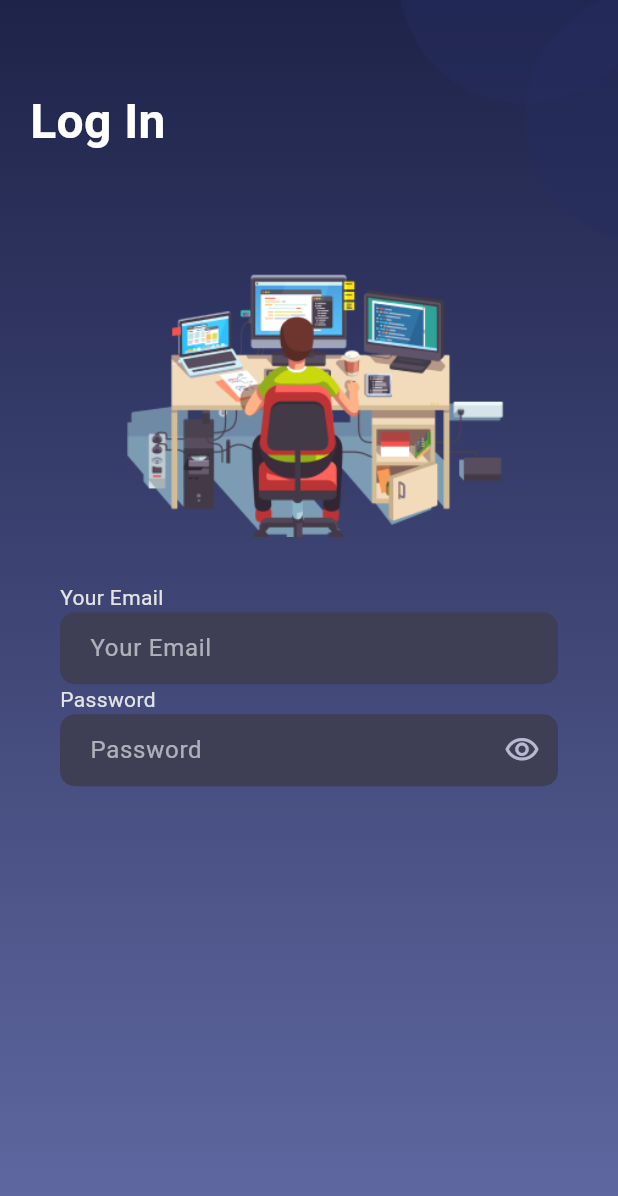
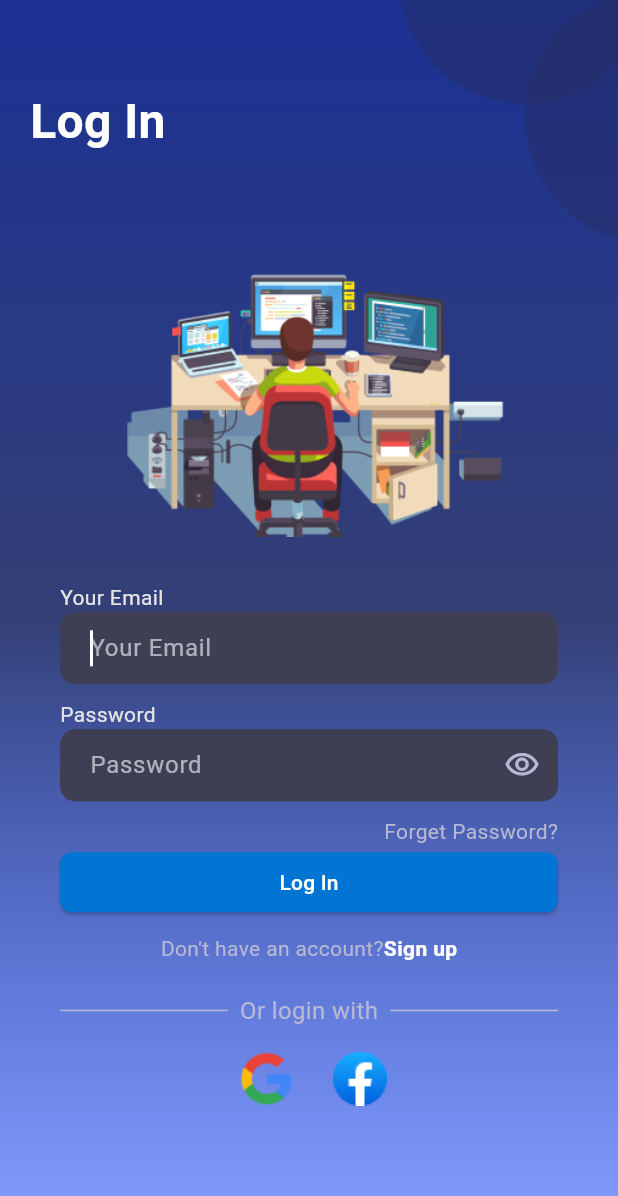
Before and after one commit to mirzazulfadhliamin/Flutter_UI_Login_APP, a Flutter app: the screen it shows after launch, on a phone screen of 412 x 824 dp. Shown: the top 1196 px of the screen. Run offline on Flutter 3.47's test engine with Material 2 defaults, Android fonts, the phone set to English and light mode, and no system bars.

Commit message:
login page

```diff
--- a/lib/pages/login.dart
+++ b/lib/pages/login.dart
@@ -23,13 +23,13 @@ class _LoginPageState extends State<LoginPage> {
             begin: Alignment.topCenter,
             end: Alignment.bottomCenter,
             colors: [
-              Color(0xFF1E2349),
-              Color(0xFF6069A2),
+              Color.fromRGBO(24, 46, 146, 0.986),
+              Color.fromRGBO(51, 63, 117, 0.996),
+              Color.fromRGBO(10, 68, 255, 0.493)
             ],
           ),
         ),
         child: Column(
-
           children: [
             Row(
               mainAxisAlignment: MainAxisAlignment.center,
@@ -72,6 +72,7 @@ class _LoginPageState extends State<LoginPage> {
                   ),
                   margin: const EdgeInsets.symmetric(horizontal: 40),
                   child: const TextField(
+                      autofocus: true,
                       textAlignVertical: TextAlignVertical.top,
                       keyboardType: TextInputType.emailAddress,
                       cursorColor: Colors.white,
@@ -87,7 +88,7 @@ class _LoginPageState extends State<LoginPage> {
                           border: InputBorder.none)),
                 ),
                 Container(
-                  margin: EdgeInsets.only(left: 40),
+                  margin: EdgeInsets.only(left: 40, top: 10),
                   child: const Text(
                     "Password",
                     style: TextStyle(color: Color.fromRGBO(228, 228, 228, 1)),
@@ -100,6 +101,7 @@ class _LoginPageState extends State<LoginPage> {
                   ),
                   margin: const EdgeInsets.symmetric(horizontal: 40),
                   child: TextField(
+                    autofocus: true,
                     textAlignVertical: TextAlignVertical.center,
                     obscureText: _obscureText,
                     focusNode: _focus,
@@ -130,9 +132,114 @@ class _LoginPageState extends State<LoginPage> {
                           TextStyle(color: Color.fromARGB(151, 255, 255, 255)),
                     ),
                   ),
+                ),
+                Row(
+                  mainAxisAlignment: MainAxisAlignment.end,
+                  children: [
+                    Container(
+                      margin: EdgeInsets.only(right: 40, top: 10),
+                      child: Text(
+                        "Forget Password?",
+                        style:
+                            TextStyle(color: Color.fromRGBO(184, 184, 210, 1)),
+                      ),
+                    ),
+                  ],
+                ),
+                Center(
+                  child: Container(
+                    width: double.infinity, // Mengisi lebar layar
+                    margin: EdgeInsets.symmetric(
+                        horizontal:
+                            40), // Margin samping untuk memberikan jarak dari tepi layar
+                    child: ElevatedButton(
+                      onPressed: () {},
+                      style: ButtonStyle(
+                        backgroundColor: MaterialStateProperty.all(
+                          Color.fromARGB(255, 0, 117, 212),
+                        ),
+                        shape:
+                            MaterialStateProperty.all<RoundedRectangleBorder>(
+                          RoundedRectangleBorder(
+                            borderRadius: BorderRadius.circular(8),
+                          ),
+                        ),
+                      ),
+                      child: Text(
+                        "Log In",
+                        style: TextStyle(color: Colors.white),
+                      ),
+                    ),
+                  ),
+                ),
+                Row(
+                  mainAxisAlignment: MainAxisAlignment.center,
+                  children: [
+                    Text(
+                      "Don't have an account?",
+                      style:
+                          TextStyle(color: Color.fromARGB(255, 184, 184, 210)),
+                    ),
+                    SizedBox(height: 5),
+                    InkWell(
+                      onTap: () {
+                        Navigator.push(
+                          context,
+                          MaterialPageRoute(
+                            builder: (context) => LoginPage(),
+                          ),
+                        );
+                      },
+                      child: Container(
+                        margin: EdgeInsets.symmetric(vertical: 10),
+                        child: Text(
+                          "Sign up",
+                          style: TextStyle(
+                            color: Colors.white,
+                            fontWeight: FontWeight.bold,
+                          ),
+                        ),
+                      ),
+                    ),
+                  ],
                 )
               ],
             ),
+            Container(
+              margin: EdgeInsets.symmetric(horizontal: 40, vertical: 10),
+              child: Row(
+                children: [
+                  Expanded(
+                      child: Divider(
+                          thickness: 1,
+                          color: Color.fromARGB(255, 184, 184, 210))),
+                  Padding(
+                    padding: const EdgeInsets.symmetric(horizontal: 8),
+                    child: Text(
+                      "Or login with",
+                      style: TextStyle(
+                        color: Color.fromARGB(255, 184, 184, 210),
+                        fontSize: 16,
+                      ),
+                    ),
+                  ),
+                  Expanded(
+                      child: Divider(
+                          thickness: 1,
+                          color: Color.fromARGB(255, 184, 184, 210))),
+                ],
+              ),
+            ),
+            Row(
+              mainAxisAlignment: MainAxisAlignment.center,
+              children: [
+                Image.asset('images/google_logo.png'),
+                SizedBox(
+                  width: 20,
+                ),
+                Image.asset('images/facebook_logo.png'),
+              ],
+            )
           ],
         ),
       ),
```
Also changed, not shown: images/facebook_logo.png (added), images/google_logo.png (added).
